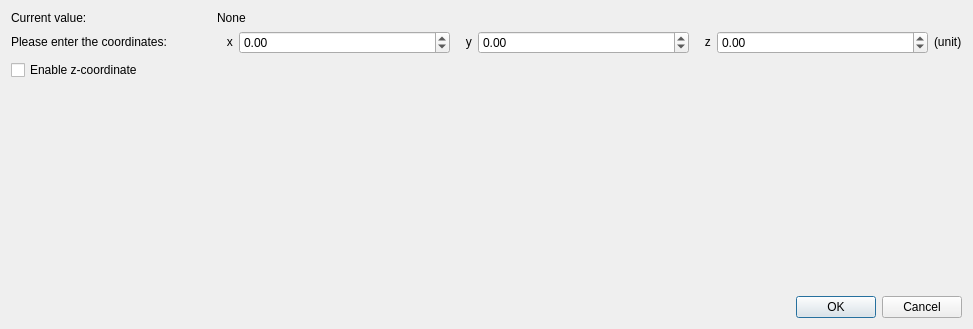
This is designer/pointselect.ui in DTOcean/dtocean-app as Qt 5 draws it before an edit. The edited form follows.
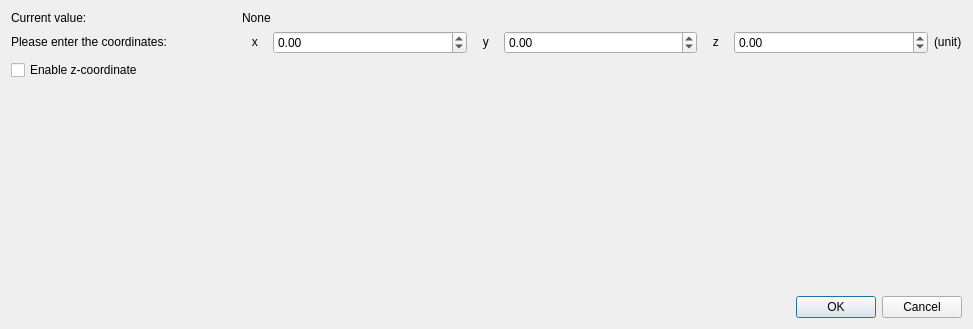
This is the edited form.

Commit message: Fixed simulation comparison widgets. Made details widget more space efficient Fixed point select widget.

Patch:
```diff
--- a/designer/pointselect.ui
+++ b/designer/pointselect.ui
@@ -61,7 +61,7 @@
        </property>
        <property name="minimumSize">
         <size>
-         <width>200</width>
+         <width>225</width>
          <height>0</height>
         </size>
        </property>
@@ -78,9 +78,15 @@
          <verstretch>0</verstretch>
         </sizepolicy>
        </property>
+       <property name="minimumSize">
+        <size>
+         <width>25</width>
+         <height>0</height>
+        </size>
+       </property>
        <property name="maximumSize">
         <size>
-         <width>20</width>
+         <width>25</width>
          <height>16777215</height>
         </size>
        </property>
@@ -122,9 +128,15 @@
          <verstretch>0</verstretch>
         </sizepolicy>
        </property>
+       <property name="minimumSize">
+        <size>
+         <width>25</width>
+         <height>0</height>
+        </size>
+       </property>
        <property name="maximumSize">
         <size>
-         <width>20</width>
+         <width>25</width>
          <height>16777215</height>
         </size>
        </property>
@@ -166,9 +178,15 @@
          <verstretch>0</verstretch>
         </sizepolicy>
        </property>
+       <property name="minimumSize">
+        <size>
+         <width>25</width>
+         <height>0</height>
+        </size>
+       </property>
        <property name="maximumSize">
         <size>
-         <width>20</width>
+         <width>25</width>
          <height>16777215</height>
         </size>
        </property>
```
The commit also changes 5 other files.
